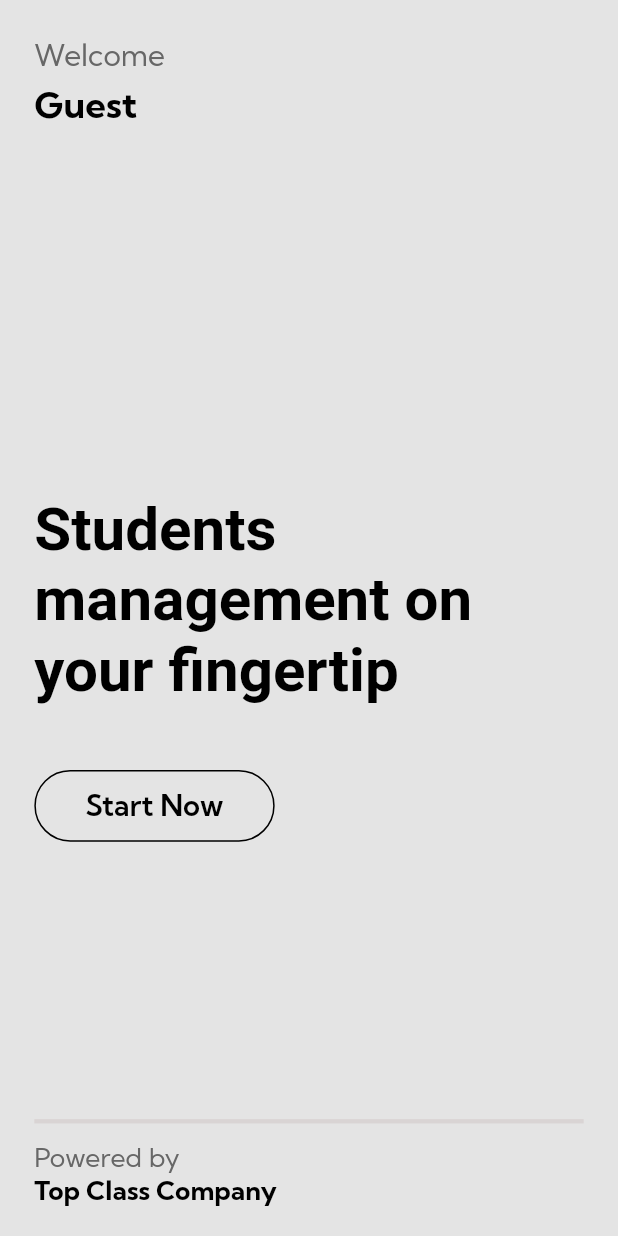
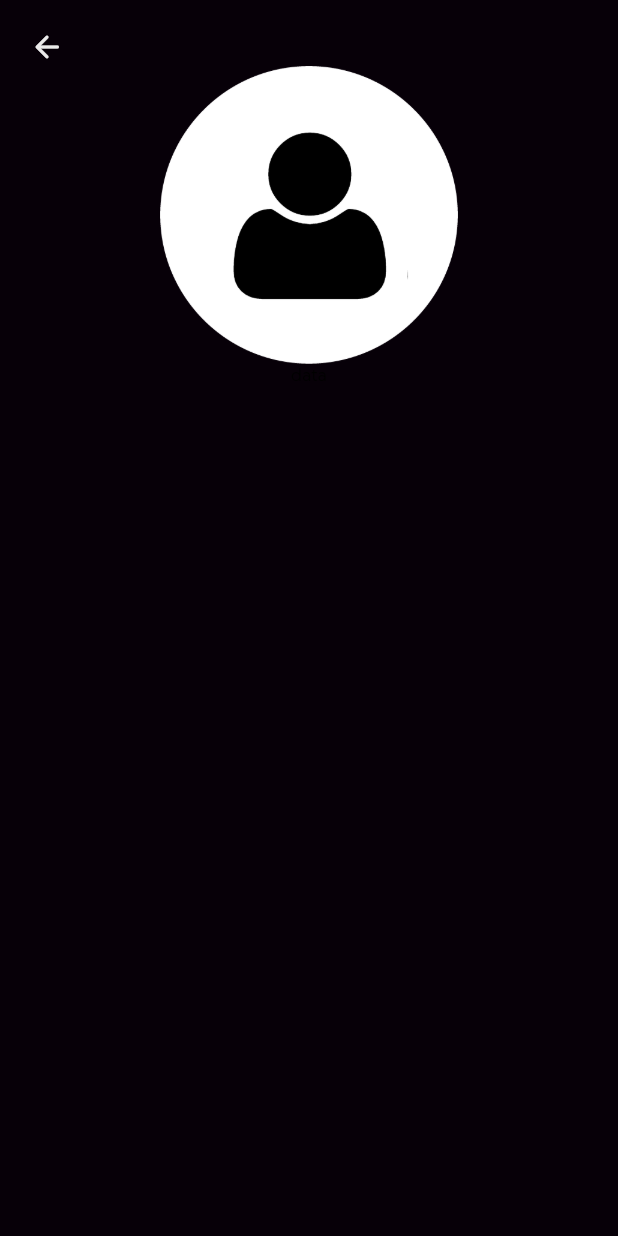
Before and after one commit to maheshbghule2000/ekam, a Flutter app: the screen it shows after launch, on a phone screen of 412 x 824 dp. Run offline on Flutter 3.47's test engine with Material 2 defaults, Android fonts, the phone set to English and light mode, and no system bars; our stand-ins replace flutter_screenutil, flutter_svg, get, get_storage, go_router, google_fonts and 2 more; key blocks and very long unbroken strings in the code were emptied for the run.

Commit message:
code push

```diff
--- a/lib/consts/app_colors.dart
+++ b/lib/consts/app_colors.dart
@@ -26,4 +26,9 @@ static const Color dropDowngrayColor = Color(0xffD5D3D3);
 //phone Screen
 static const Color alertbox =Color(0xffFFBBB2);
 
+
+//new project color
+static const Color newBodyColor =Color(0xff070008);
+
+
 }
--- a/lib/consts/app_enum.dart
+++ b/lib/consts/app_enum.dart
@@ -1,5 +1,3 @@
-
-
 enum AppIcons{
   search,
   funnel, grid,
--- a/lib/consts/app_images.dart
+++ b/lib/consts/app_images.dart
@@ -3,4 +3,5 @@ class AppImages {
   static const String gridImage = "assets/images/dot_grid.svg";
   static const String gridSvg = "icons/grid_img.svg";
   static const String funnelIcon = "assets/icons/funnel.svg";
+  static const String persionImg = "assets/images/person.png";
 }
--- a/lib/utils/initial_binding.dart
+++ b/lib/utils/initial_binding.dart
@@ -14,4 +14,5 @@ void initialBindings() {
 
   Get.lazyPut<TextEditingController>(() => TextEditingController());
 
+
 }
--- a/lib/utils/routes.dart
+++ b/lib/utils/routes.dart
@@ -1,3 +1,4 @@
+import 'package:classcheck/views/screens/login/login_screen.dart';
 import 'package:classcheck/views/screens/start/start_screen.dart';
 import 'package:flutter/material.dart';
 import 'package:go_router/go_router.dart';
@@ -9,21 +10,31 @@ import '../services/app_service.dart';
 // );
 
 class Routes {
-  static const String hometRoute = "/home";
+  // static const String hometRoute = "/home";
+  static const String loginRoute = "/login";
 
   late final AppService appService;
   GoRouter get router => _goRouter;
   Routes(this.appService);
 
   late final GoRouter _goRouter = GoRouter(
-    initialLocation: hometRoute,
+    initialLocation: loginRoute,
     refreshListenable: appService,
     routerNeglect: true,
     routes: <GoRoute>[
-      GoRoute(
-        path: hometRoute,
-        builder: (BuildContext context, GoRouterState state) => StartScreen(),
+      // GoRoute(
+      //   path: hometRoute,
+      //   builder: (BuildContext context, GoRouterState state) => StartScreen(),
+      // ),
+       GoRoute(
+        path: loginRoute,
+        builder: (BuildContext context, GoRouterState state) => LoginScreen(),
       ),
+
+      // GoRoute(
+      //   path: phoneRoute,
+      //   builder: (BuildContext context, GoRouterState state) => PhomeScreen(),
+      // ),
     ],
     // redirect: (context, state) {
     //   bool isLogedIn = appService.loginState;
--- /dev/null
+++ b/lib/views/screens/login/login_screen.dart
@@ -0,0 +1,57 @@
+import 'package:classcheck/consts/app_colors.dart';
+import 'package:classcheck/consts/app_images.dart';
+import 'package:classcheck/consts/app_sizes.dart';
+import 'package:classcheck/views/widgets/text_widget.dart';
+import 'package:flutter/material.dart';
+
+class LoginScreen extends StatefulWidget {
+  const LoginScreen({super.key});
+
+  @override
+  State<LoginScreen> createState() => _LoginScreenState();
+}
+
+class _LoginScreenState extends State<LoginScreen> {
+  @override
+  Widget build(BuildContext context) {
+    return Scaffold(
+      backgroundColor: AppColors.newBodyColor,
+      body: SafeArea(
+          child: Padding(
+        padding: EdgeInsets.only(
+            top: AppSizes.getPhoneSize(20),
+            left: AppSizes.getPhoneSize(20),
+            right: AppSizes.getPhoneSize(20)),
+        child: Column(
+          children: [
+            _backIconWidget(context),
+            _loginIconTextWidget(context),
+          ],
+        ),
+      )),
+    );
+  }
+
+  _backIconWidget(BuildContext context) {
+    return Row(
+      children: [
+        Icon(
+          Icons.arrow_back_rounded,
+          color: AppColors.containerColor,
+        )
+      ],
+    );
+  }
+
+  _loginIconTextWidget(BuildContext context) {
+    return Column(
+      children: [
+        Image.asset(
+          AppImages.persionImg,
+          height: 200,
+        ),
+        TextWidget(context: context, data: 'data')
+      ],
+    );
+  }
+}
--- a/pubspec.yaml
+++ b/pubspec.yaml
@@ -97,7 +97,6 @@ flutter:
 
   # To add assets to your application, add an assets section, like this:
   assets:
-    - assets/icons/
     - assets/images/
 
     #- images/a_dot_burr.jpeg
```
Also changed, not shown: lib/views/screens/start/start_screen.dart (+5 -4 lines), lib/views/widgets/calender_widget.dart (deleted, +0 -54 lines), lib/views/widgets/getstarted_appbar_widget.dart (+91 -92 lines), lib/views/widgets/snamecusom_widget.dart (deleted, +0 -29 lines), lib/views/widgets/time_date_widget.dart (deleted, +0 -32 lines), assets/images/person.png (added), lib/services/api/api_endpoints.dart (line endings or trailing spaces).
